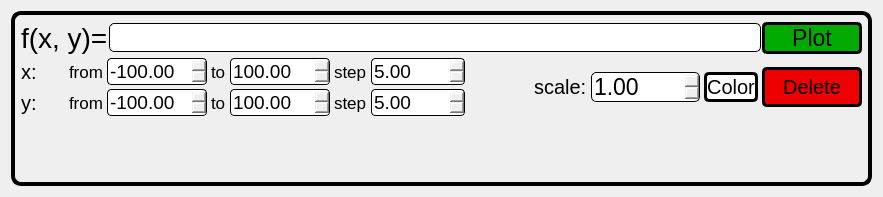
Old version of the form res/chart_widget.ui in the repository andreygor444/3D_plotter.
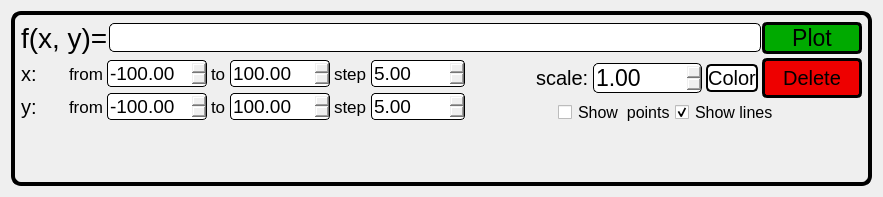
New version of the form.

Commit message: Добавил режимы отображения графика: точками либо сеткой

What changed in the file:
```diff
--- a/res/chart_widget.ui
+++ b/res/chart_widget.ui
@@ -376,6 +376,8 @@
              </layout>
             </item>
             <item>
+             <layout class="QVBoxLayout" name="verticalLayout">
+              <item>
              <layout class="QHBoxLayout" name="horizontalLayout_8">
               <item>
                <spacer name="horizontalSpacer_3">
@@ -434,7 +436,7 @@
                  <cursorShape>PointingHandCursor</cursorShape>
                 </property>
                 <property name="styleSheet">
-                 <string notr="true">border: 3px solid black;border-radius: 5px;background-color: #fff;</string>
+                   <string notr="true">border: 2px solid black;border-radius: 5px;background-color: #fff;</string>
                 </property>
                 <property name="text">
                  <string>Color</string>
@@ -464,6 +466,71 @@
                  <string>Delete</string>
                 </property>
                </widget>
+                </item>
+               </layout>
+              </item>
+              <item>
+               <layout class="QHBoxLayout" name="horizontalLayout_2">
+                <item>
+                 <spacer name="horizontalSpacer_5">
+                  <property name="orientation">
+                   <enum>Qt::Horizontal</enum>
+                  </property>
+                  <property name="sizeHint" stdset="0">
+                   <size>
+                    <width>40</width>
+                    <height>20</height>
+                   </size>
+                  </property>
+                 </spacer>
+                </item>
+                <item>
+                 <widget class="QCheckBox" name="show_points_checkbox">
+                  <property name="font">
+                   <font>
+                    <pointsize>12</pointsize>
+                   </font>
+                  </property>
+                  <property name="styleSheet">
+                   <string notr="true">border: none;</string>
+                  </property>
+                  <property name="text">
+                   <string>Show  points</string>
+                  </property>
+                 </widget>
+                </item>
+                <item>
+                 <widget class="QCheckBox" name="show_lines_checkbox">
+                  <property name="font">
+                   <font>
+                    <pointsize>12</pointsize>
+                   </font>
+                  </property>
+                  <property name="styleSheet">
+                   <string notr="true">border: none;</string>
+                  </property>
+                  <property name="text">
+                   <string>Show lines</string>
+                  </property>
+                  <property name="checked">
+                   <bool>true</bool>
+                  </property>
+                 </widget>
+                </item>
+                <item>
+                 <spacer name="horizontalSpacer_4">
+                  <property name="orientation">
+                   <enum>Qt::Horizontal</enum>
+                  </property>
+                  <property name="sizeHint" stdset="0">
+                   <size>
+                    <width>40</width>
+                    <height>20</height>
+                   </size>
+                  </property>
+                 </spacer>
+                </item>
+               </layout>
               </item>
              </layout>
             </item>
```
Lines whose indentation alone changed are shown as unchanged. The commit also changes 2 other files.
